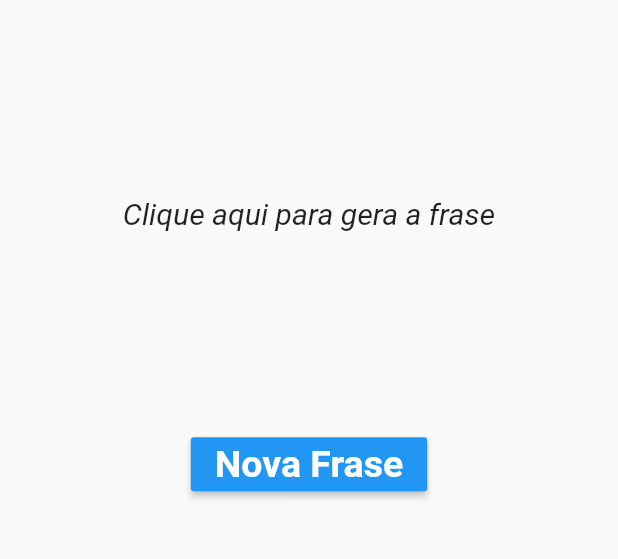
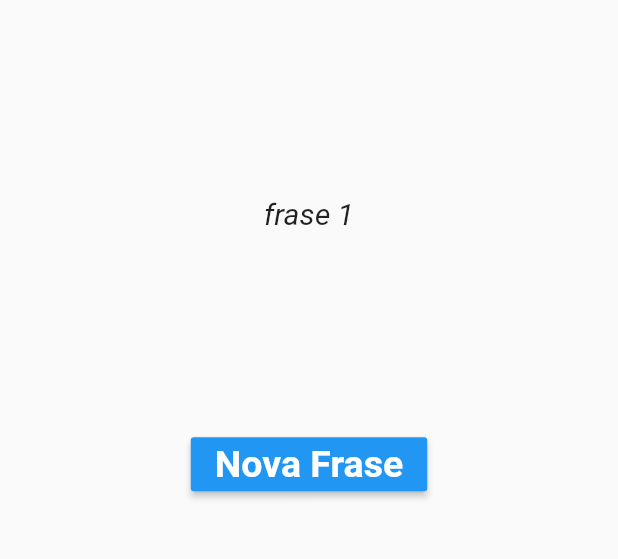
Before and after one commit to deyvissoneduardo/flutter, a Flutter app: the screen it shows after launch, after a tap on "Nova Frase", on a phone screen of 412 x 824 dp, the part 515-1074 px from its top. Run offline on Flutter 3.47's test engine with Material 2 defaults, Android fonts, the phone set to English and light mode, and no system bars.

Commit message:
logica de gera frases

```diff
--- a/frases_do_dia/lib/main.dart
+++ b/frases_do_dia/lib/main.dart
@@ -1,8 +1,8 @@
-import 'package:flutter/cupertino.dart';
+import 'dart:math';
+
 import 'package:flutter/material.dart';
-import 'package:flutter/painting.dart';
 
-void main(){
+void main() {
   runApp(MaterialApp(
     debugShowCheckedModeBanner: false,
     home: Home(),
@@ -15,6 +15,19 @@ class Home extends StatefulWidget {
 }
 
 class _HomeState extends State<Home> {
+  var _frases = ["frase 1", "frase 2", "frase 3", "frase 4"];
+
+  var _fraseGerada = "Clique abaixo para gera a frase";
+
+  /****metodo para sortear a frase gerada**********/
+  void _geraFrase() {
+    var numeroSorteado = Random().nextInt(_frases.length);
+    //print(numeroSorteado);
+    setState(() {
+      _fraseGerada = _frases[ numeroSorteado ];
+    });
+  }
+
   @override
   Widget build(BuildContext context) {
     return Scaffold(
@@ -34,26 +47,23 @@ class _HomeState extends State<Home> {
           children: <Widget>[
             Image.asset("images/logo.png"),
             Text(
-              "Clique aqui para gera a frase",
+              _fraseGerada,
               textAlign: TextAlign.justify,
               style: TextStyle(
-                fontSize: 20,
-                fontStyle: FontStyle.italic,
-                color: Colors.black87
-              ),
+                  fontSize: 20,
+                  fontStyle: FontStyle.italic,
+                  color: Colors.black87),
             ),
             RaisedButton(
                 child: Text(
                   "Nova Frase",
                   style: TextStyle(
-                    fontSize: 25,
-                    color: Colors.white,
-                    fontWeight: FontWeight.bold
-                  ),
+                      fontSize: 25,
+                      color: Colors.white,
+                      fontWeight: FontWeight.bold),
                 ),
-              color: Colors.blue,
-              onPressed: (){},
-            )
+                color: Colors.blue,
+                onPressed: _geraFrase)
           ],
         ),
       ),
```
